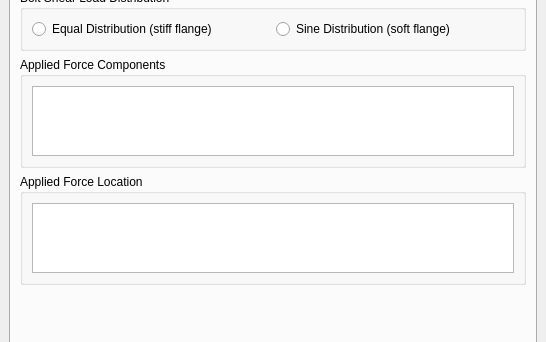
Before: the Qt Designer form BAT/src/gui/bat_flange.ui in misams/BAT, drawn with Qt 5; both pictures show x 0 to 546 and y 139 to 481 of the 546 by 587 pixel window.
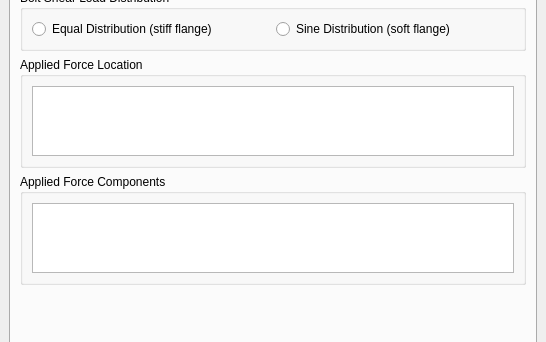
After: the same form once the commit is applied.

```diff
--- a/BAT/src/gui/bat_flange.ui
+++ b/BAT/src/gui/bat_flange.ui
@@ -25,56 +25,7 @@
         <string>Circular Flange</string>
        </attribute>
        <layout class="QGridLayout" name="gridLayout_5">
-        <item row="4" column="0" colspan="3">
-         <widget class="QGroupBox" name="groupBox">
-          <property name="title">
-           <string>Applied Force Components</string>
-          </property>
-          <layout class="QVBoxLayout" name="verticalLayout_2">
-           <item>
-            <widget class="QTableWidget" name="forceCompTable">
-             <property name="sizePolicy">
-              <sizepolicy hsizetype="Expanding" vsizetype="Fixed">
-               <horstretch>0</horstretch>
-               <verstretch>0</verstretch>
-              </sizepolicy>
-             </property>
-             <property name="minimumSize">
-              <size>
-               <width>0</width>
-               <height>0</height>
-              </size>
-             </property>
-             <property name="maximumSize">
-              <size>
-               <width>16777215</width>
-               <height>70</height>
-              </size>
-             </property>
-             <property name="rowCount">
-              <number>0</number>
-             </property>
-             <property name="columnCount">
-              <number>0</number>
-             </property>
-             <attribute name="horizontalHeaderStretchLastSection">
-              <bool>false</bool>
-             </attribute>
-             <attribute name="verticalHeaderVisible">
-              <bool>false</bool>
-             </attribute>
-             <attribute name="verticalHeaderCascadingSectionResizes">
-              <bool>false</bool>
-             </attribute>
-             <attribute name="verticalHeaderStretchLastSection">
-              <bool>true</bool>
-             </attribute>
-            </widget>
-           </item>
-          </layout>
-         </widget>
-        </item>
-        <item row="6" column="0">
+        <item row="7" column="0">
          <spacer name="verticalSpacer">
           <property name="orientation">
            <enum>Qt::Vertical</enum>
@@ -128,43 +79,6 @@
           </property>
          </widget>
         </item>
-        <item row="5" column="0" colspan="3">
-         <widget class="QGroupBox" name="groupBox_2">
-          <property name="title">
-           <string>Applied Force Location</string>
-          </property>
-          <layout class="QVBoxLayout" name="verticalLayout_3">
-           <item>
-            <widget class="QTableWidget" name="forceLocTable">
-             <property name="sizePolicy">
-              <sizepolicy hsizetype="Expanding" vsizetype="Fixed">
-               <horstretch>0</horstretch>
-               <verstretch>0</verstretch>
-              </sizepolicy>
-             </property>
-             <property name="maximumSize">
-              <size>
-               <width>16777215</width>
-               <height>70</height>
-              </size>
-             </property>
-             <property name="rowCount">
-              <number>0</number>
-             </property>
-             <property name="columnCount">
-              <number>0</number>
-             </property>
-             <attribute name="verticalHeaderVisible">
-              <bool>false</bool>
-             </attribute>
-             <attribute name="verticalHeaderStretchLastSection">
-              <bool>true</bool>
-             </attribute>
-            </widget>
-           </item>
-          </layout>
-         </widget>
-        </item>
         <item row="2" column="1">
          <widget class="QLineEdit" name="lineEditHNeutral">
           <property name="maximumSize">
@@ -211,7 +125,7 @@
           </layout>
          </widget>
         </item>
-        <item row="7" column="0">
+        <item row="8" column="0">
          <widget class="QPushButton" name="buttonCalc">
           <property name="sizePolicy">
            <sizepolicy hsizetype="Fixed" vsizetype="Fixed">
@@ -236,7 +150,7 @@
           </property>
          </widget>
         </item>
-        <item row="7" column="1">
+        <item row="8" column="1">
          <widget class="QPushButton" name="buttonWriteResults">
           <property name="sizePolicy">
            <sizepolicy hsizetype="Fixed" vsizetype="Fixed">
@@ -261,6 +175,92 @@
           </property>
          </widget>
         </item>
+        <item row="5" column="0" colspan="3">
+         <widget class="QGroupBox" name="groupBox_2">
+          <property name="title">
+           <string>Applied Force Location</string>
+          </property>
+          <layout class="QVBoxLayout" name="verticalLayout_3">
+           <item>
+            <widget class="QTableWidget" name="forceLocTable">
+             <property name="sizePolicy">
+              <sizepolicy hsizetype="Expanding" vsizetype="Fixed">
+               <horstretch>0</horstretch>
+               <verstretch>0</verstretch>
+              </sizepolicy>
+             </property>
+             <property name="maximumSize">
+              <size>
+               <width>16777215</width>
+               <height>70</height>
+              </size>
+             </property>
+             <property name="rowCount">
+              <number>0</number>
+             </property>
+             <property name="columnCount">
+              <number>0</number>
+             </property>
+             <attribute name="verticalHeaderVisible">
+              <bool>false</bool>
+             </attribute>
+             <attribute name="verticalHeaderStretchLastSection">
+              <bool>true</bool>
+             </attribute>
+            </widget>
+           </item>
+          </layout>
+         </widget>
+        </item>
+        <item row="6" column="0" colspan="3">
+         <widget class="QGroupBox" name="groupBox">
+          <property name="title">
+           <string>Applied Force Components</string>
+          </property>
+          <layout class="QVBoxLayout" name="verticalLayout_2">
+           <item>
+            <widget class="QTableWidget" name="forceCompTable">
+             <property name="sizePolicy">
+              <sizepolicy hsizetype="Expanding" vsizetype="Fixed">
+               <horstretch>0</horstretch>
+               <verstretch>0</verstretch>
+              </sizepolicy>
+             </property>
+             <property name="minimumSize">
+              <size>
+               <width>0</width>
+               <height>0</height>
+              </size>
+             </property>
+             <property name="maximumSize">
+              <size>
+               <width>16777215</width>
+               <height>70</height>
+              </size>
+             </property>
+             <property name="rowCount">
+              <number>0</number>
+             </property>
+             <property name="columnCount">
+              <number>0</number>
+             </property>
+             <attribute name="horizontalHeaderStretchLastSection">
+              <bool>false</bool>
+             </attribute>
+             <attribute name="verticalHeaderVisible">
+              <bool>false</bool>
+             </attribute>
+             <attribute name="verticalHeaderCascadingSectionResizes">
+              <bool>false</bool>
+             </attribute>
+             <attribute name="verticalHeaderStretchLastSection">
+              <bool>true</bool>
+             </attribute>
+            </widget>
+           </item>
+          </layout>
+         </widget>
+        </item>
        </layout>
       </widget>
       <widget class="QWidget" name="tab_generic_flange">
```
Left out of the diff: 12 changed lines with no effect on the pictures.
